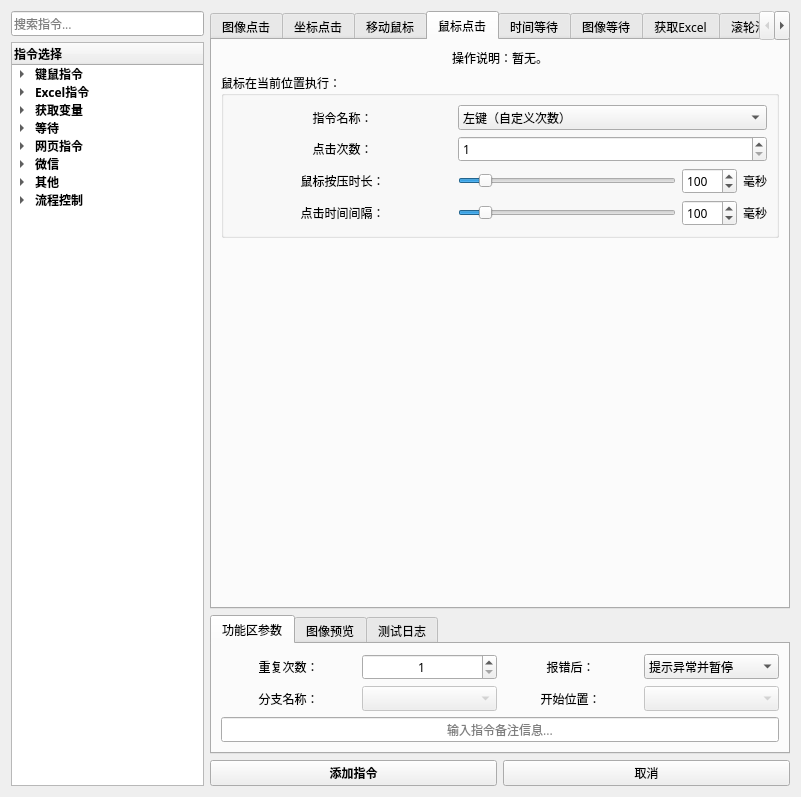
FsterThanLight/automatic_clicker_2, file 窗体/导航窗口.ui: the form before one commit.
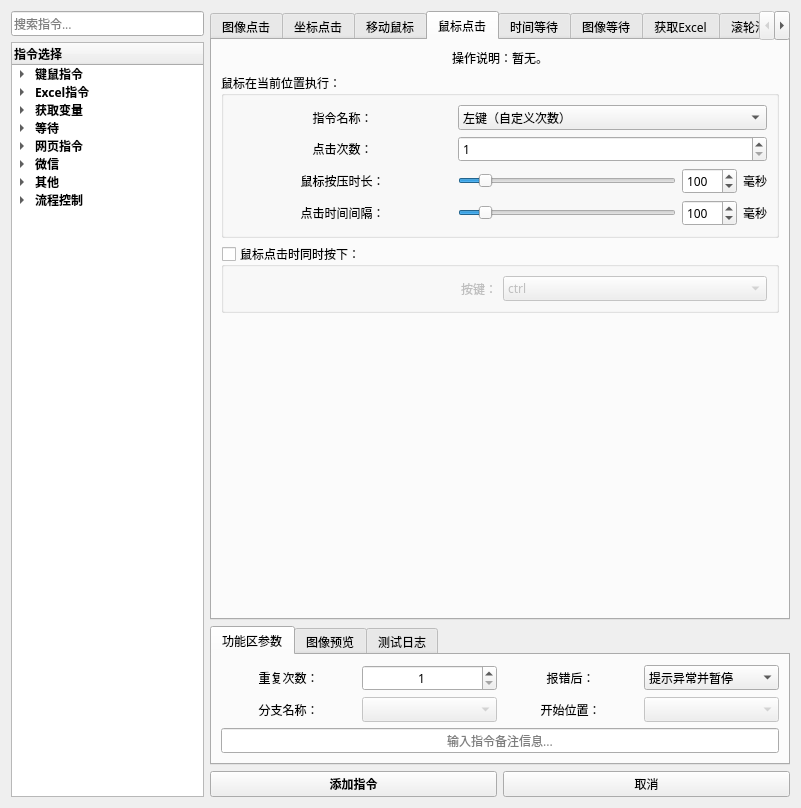
The form after the commit. The open tabs and pages were chosen to show the change. Icons and pictures are not drawn.

Commit message: 2024年05月12日 23:15:54 修复变量判断、鼠标点击指令

```diff
--- a/窗体/导航窗口.ui
+++ b/窗体/导航窗口.ui
@@ -7,7 +7,7 @@
     <x>0</x>
     <y>0</y>
     <width>801</width>
-    <height>797</height>
+    <height>808</height>
    </rect>
   </property>
   <property name="font">
@@ -1542,6 +1542,50 @@
            </layout>
           </widget>
          </item>
+         <item>
+          <widget class="QGroupBox" name="groupBox_63">
+           <property name="title">
+            <string>鼠标点击时同时按下：</string>
+           </property>
+           <property name="checkable">
+            <bool>true</bool>
+           </property>
+           <property name="checked">
+            <bool>false</bool>
+           </property>
+           <layout class="QHBoxLayout" name="horizontalLayout_8" stretch="1,1">
+            <item>
+             <widget class="QLabel" name="label_162">
+              <property name="text">
+               <string>按键：</string>
+              </property>
+              <property name="alignment">
+               <set>Qt::AlignRight|Qt::AlignTrailing|Qt::AlignVCenter</set>
+              </property>
+             </widget>
+            </item>
+            <item>
+             <widget class="QComboBox" name="comboBox_66">
+              <item>
+               <property name="text">
+                <string>ctrl</string>
+               </property>
+              </item>
+              <item>
+               <property name="text">
+                <string>alt</string>
+               </property>
+              </item>
+              <item>
+               <property name="text">
+                <string>shift</string>
+               </property>
+              </item>
+             </widget>
+            </item>
+           </layout>
+          </widget>
+         </item>
          <item>
           <spacer name="verticalSpacer_4">
            <property name="orientation">
```
Left out of the diff: 13 changed lines with no effect on the pictures. The commit also changes 8 other files.
